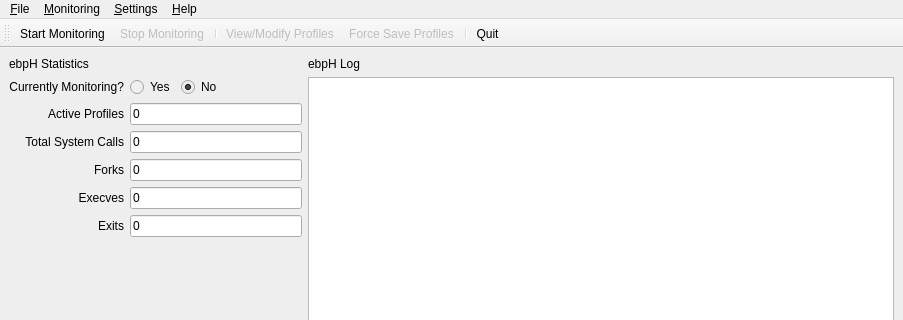
Before: the Qt Designer form ebpH/mainwindow.ui in willfindlay/ebpH, drawn with Qt 5; both pictures show x 0 to 903 and y 0 to 320 of the 903 by 723 pixel window.
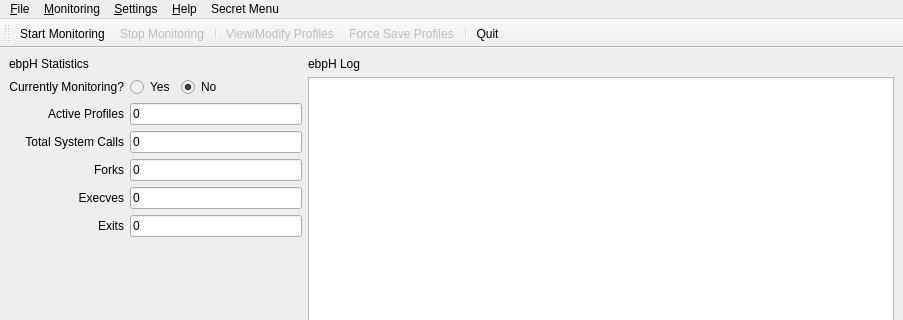
After: the same form once the commit is applied. Icons and pictures are not drawn.

Commit message: added a delete all profiles button for testing

What changed in the file:
```diff
--- a/ebpH/mainwindow.ui
+++ b/ebpH/mainwindow.ui
@@ -366,10 +366,17 @@
     <addaction name="separator"/>
     <addaction name="action_View_Modify_Profile"/>
    </widget>
+   <widget class="QMenu" name="menuSecret_Menu">
+    <property name="title">
+     <string>Secret Menu</string>
+    </property>
+    <addaction name="actionDelete_All_Saved_Profiles"/>
+   </widget>
    <addaction name="menu_File"/>
    <addaction name="menu_Actions"/>
    <addaction name="menu_Settings"/>
    <addaction name="menu_Help"/>
+   <addaction name="menuSecret_Menu"/>
   </widget>
   <widget class="QStatusBar" name="statusbar"/>
   <widget class="QToolBar" name="toolBar">
```
Left out of the diff: 5 changed lines with no effect on the pictures. The commit also changes 3 other files.
